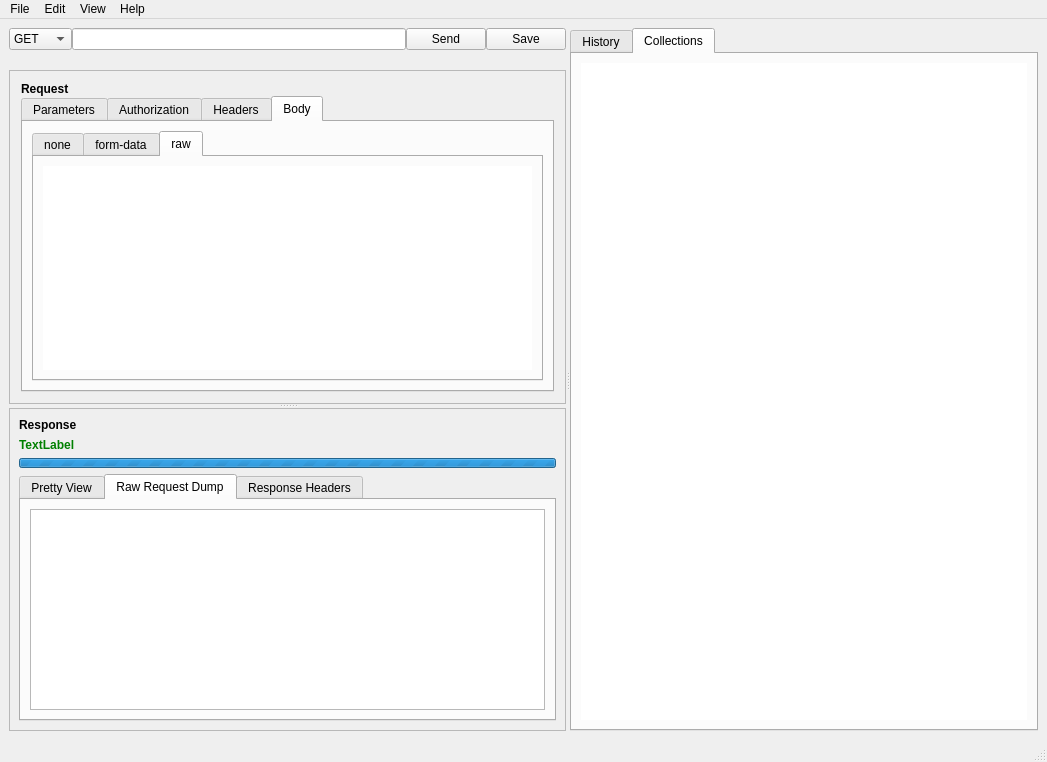
Old version of the form src/main/python/ui/rester.ui in the repository schartz/rester.
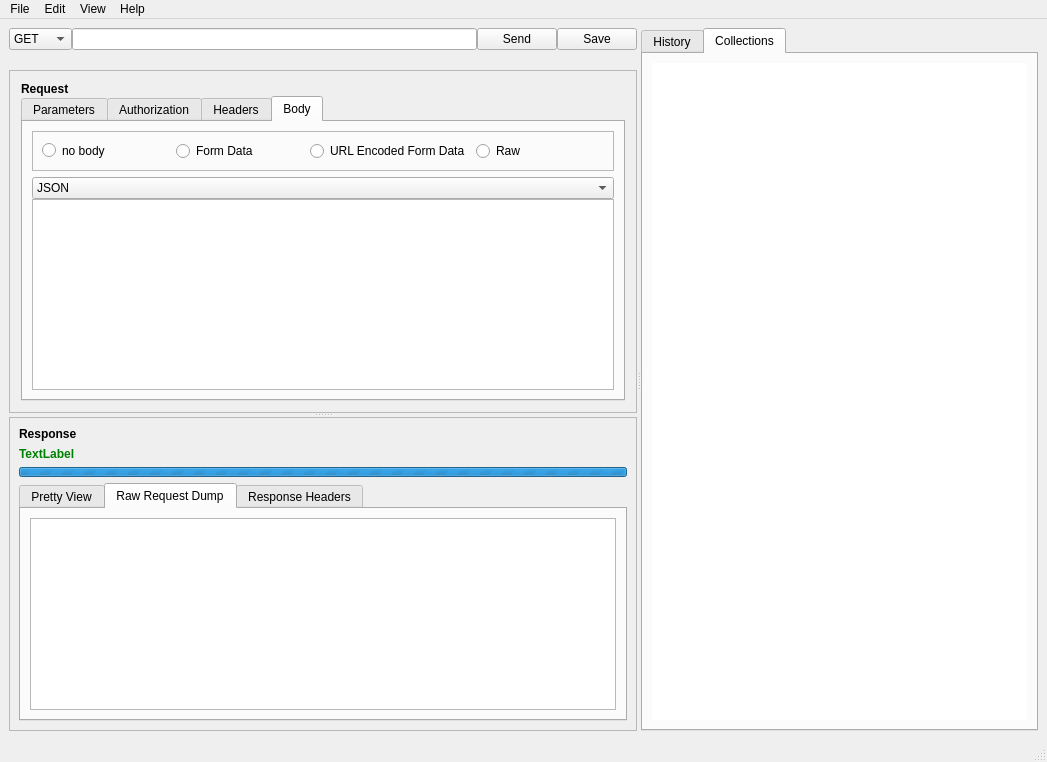
New version of the form.

Commit message: Update UI for different body types

What changed in the file:
```diff
--- a/src/main/python/ui/rester.ui
+++ b/src/main/python/ui/rester.ui
@@ -325,34 +325,106 @@
                   </attribute>
                   <layout class="QGridLayout" name="gridLayout_12">
                    <item row="0" column="0">
-                    <widget class="QTabWidget" name="tabWidget">
-                     <property name="currentIndex">
-                      <number>2</number>
+                    <widget class="QFrame" name="frame">
+                     <property name="styleSheet">
+                      <string notr="true"/>
                      </property>
-                     <widget class="QWidget" name="tab_5">
-                      <attribute name="title">
-                       <string>none</string>
-                      </attribute>
-                     </widget>
-                     <widget class="QWidget" name="tab_6">
-                      <attribute name="title">
-                       <string>form-data</string>
-                      </attribute>
-                     </widget>
-                     <widget class="QWidget" name="tab_8">
-                      <attribute name="title">
-                       <string>raw</string>
-                      </attribute>
-                      <layout class="QGridLayout" name="gridLayout_13">
-                       <item row="0" column="0">
-                        <widget class="QTextEdit" name="textEdit">
-                         <property name="frameShape">
-                          <enum>QFrame::NoFrame</enum>
+                     <property name="frameShape">
+                      <enum>QFrame::StyledPanel</enum>
+                     </property>
+                     <property name="frameShadow">
+                      <enum>QFrame::Raised</enum>
+                     </property>
+                     <layout class="QHBoxLayout" name="horizontalLayout">
+                      <item>
+                       <widget class="QRadioButton" name="radio_button_nobody">
+                        <property name="styleSheet">
+                         <string notr="true">QRadioButton::indicator:checked {
+    background-color:       red;
+    border:                 2px solid white;
+}</string>
+                        </property>
+                        <property name="text">
+                         <string>no body</string>
+                        </property>
+                       </widget>
+                      </item>
+                      <item>
+                       <widget class="QRadioButton" name="radio_button_form_data">
+                        <property name="text">
+                         <string>Form Data</string>
+                        </property>
+                       </widget>
+                      </item>
+                      <item>
+                       <widget class="QRadioButton" name="radio_button_url_form_data">
+                        <property name="text">
+                         <string>URL Encoded Form Data</string>
+                        </property>
+                       </widget>
+                      </item>
+                      <item>
+                       <widget class="QRadioButton" name="radio_button_raw">
+                        <property name="text">
+                         <string>Raw</string>
+                        </property>
+                       </widget>
+                      </item>
+                     </layout>
+                    </widget>
+                   </item>
+                   <item row="1" column="0">
+                    <widget class="QFrame" name="frame_2">
+                     <property name="frameShape">
+                      <enum>QFrame::NoFrame</enum>
+                     </property>
+                     <property name="frameShadow">
+                      <enum>QFrame::Plain</enum>
+                     </property>
+                     <layout class="QGridLayout" name="gridLayout_13">
+                      <property name="leftMargin">
+                       <number>0</number>
+                      </property>
+                      <property name="topMargin">
+                       <number>0</number>
+                      </property>
+                      <property name="rightMargin">
+                       <number>0</number>
+                      </property>
+                      <property name="bottomMargin">
+                       <number>0</number>
+                      </property>
+                      <property name="spacing">
+                       <number>0</number>
+                      </property>
+                      <item row="1" column="0">
+                       <widget class="QTextEdit" name="textEdit"/>
+                      </item>
+                      <item row="0" column="0">
+                       <widget class="QComboBox" name="raw_body_type">
+                        <item>
+                         <property name="text">
+                          <string>JSON</string>
                          </property>
-                        </widget>
-                       </item>
-                      </layout>
-                     </widget>
+                        </item>
+                        <item>
+                         <property name="text">
+                          <string>XML</string>
+                         </property>
+                        </item>
+                        <item>
+                         <property name="text">
+                          <string>Plain Text</string>
+                         </property>
+                        </item>
+                        <item>
+                         <property name="text">
+                          <string>HTML</string>
+                         </property>
+                        </item>
+                       </widget>
+                      </item>
+                     </layout>
                     </widget>
                    </item>
                   </layout>
```
The commit also changes 4 other files.
